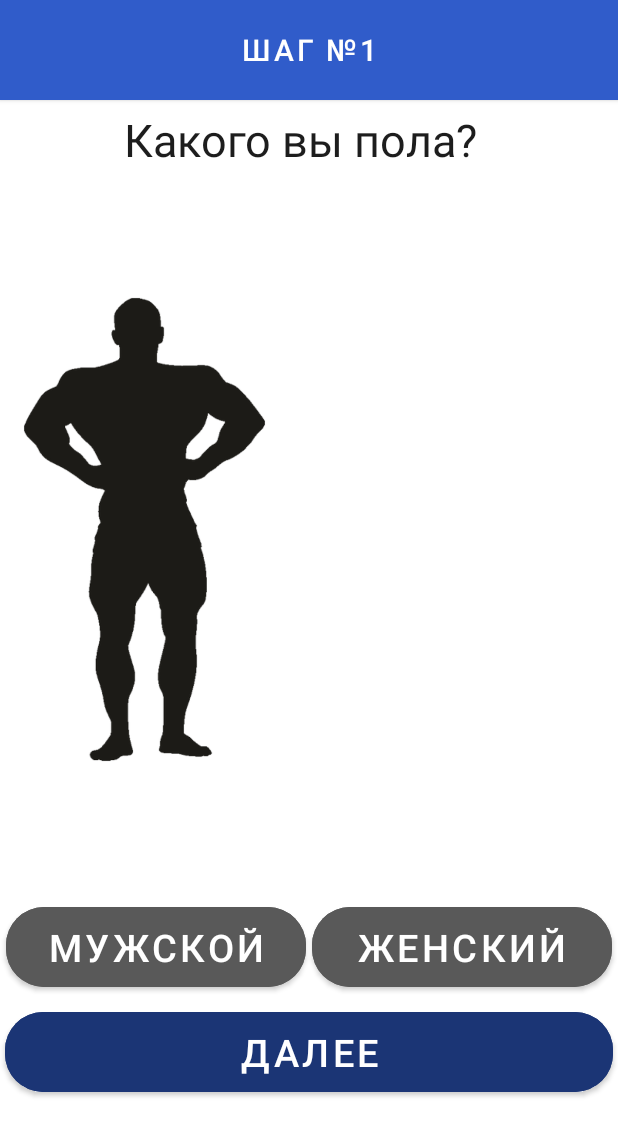
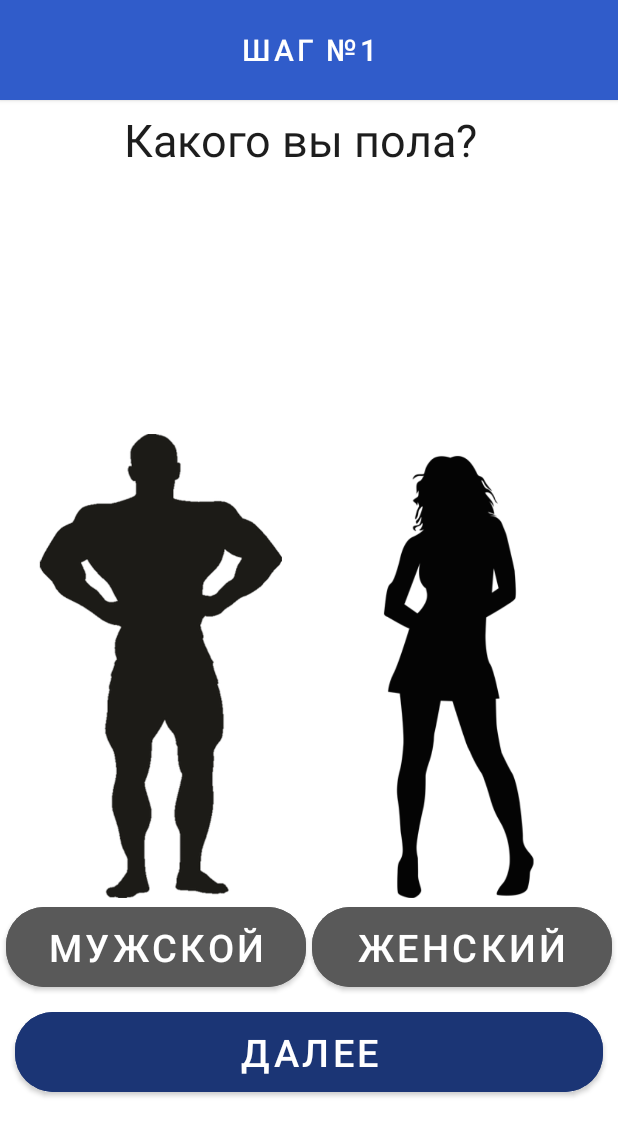
Before and after one commit to mishany777/SLD, an Android app: the SexPage screen opened directly, with no data from a screen before it, on a phone screen of 412 x 824 dp. Shown: the top 1136 px of the screen. Run offline under Robolectric (Android 15) with nearby library versions, the phone set to English and light mode, and no system bars.

Commit message:
add female

```diff
--- a/app/src/main/res/layout/height_page.xml
+++ b/app/src/main/res/layout/height_page.xml
@@ -42,7 +42,9 @@
         android:layout_width="200dp"
         android:layout_height="50dp"
         android:hint="Рост"
+        android:shadowColor="@color/background_buttons"
         android:textColor="@color/text_color"
+        android:textColorLink="@color/background_buttons"
         android:textAlignment="center"
         android:layout_marginTop="10dp"
         android:inputType="number"
--- a/app/src/main/res/layout/sex_page.xml
+++ b/app/src/main/res/layout/sex_page.xml
@@ -54,9 +54,11 @@
 
     <Button
         android:id="@+id/confirm_button"
-        android:layout_width="wrap_content"
+        android:layout_width="match_parent"
         android:layout_height="wrap_content"
         android:layout_marginBottom="90dp"
+        android:layout_marginStart="10dp"
+        android:layout_marginEnd="10dp"
         android:width="405dp"
         android:height="65dp"
         android:backgroundTint="@color/background_buttons_off"
@@ -80,16 +82,6 @@
         app:layout_constraintStart_toStartOf="parent"
         app:layout_constraintTop_toBottomOf="@+id/step_info" />
 
-    <ImageView
-        android:id="@+id/imageView2"
-        android:layout_width="wrap_content"
-        android:layout_height="wrap_content"
-        android:layout_marginLeft="-110dp"
-        android:layout_marginTop="-190dp"
-        app:layout_constraintStart_toStartOf="parent"
-        app:layout_constraintTop_toBottomOf="@+id/textView3"
-        app:srcCompat="@drawable/man1" />
-
     <Button
         android:id="@+id/step_info"
         android:layout_width="wrap_content"
@@ -105,5 +97,23 @@
         app:layout_constraintStart_toStartOf="parent"
         app:layout_constraintTop_toTopOf="parent" />
 
+    <ImageView
+        android:id="@+id/imageView"
+        android:layout_width="205dp"
+        android:layout_height="309dp"
+        android:layout_marginLeft="4dp"
+        app:layout_constraintBottom_toTopOf="@+id/male_button"
+        app:layout_constraintStart_toStartOf="parent"
+        app:srcCompat="@drawable/man" />
+
+    <ImageView
+        android:id="@+id/imageView2"
+        android:layout_width="205dp"
+        android:layout_height="320dp"
+        android:layout_marginRight="4dp"
+        app:layout_constraintBottom_toTopOf="@+id/female_button"
+        app:layout_constraintEnd_toEndOf="parent"
+        app:srcCompat="@drawable/women" />
+
 
 </androidx.constraintlayout.widget.ConstraintLayout>
```
Also changed, not shown: app/src/main/res/layout/starter_page.xml (+6 -4 lines), app/src/main/res/drawable/man.png, app/src/main/res/drawable/man1.png (deleted), app/src/main/res/drawable/women.png (added), 30 other files.
